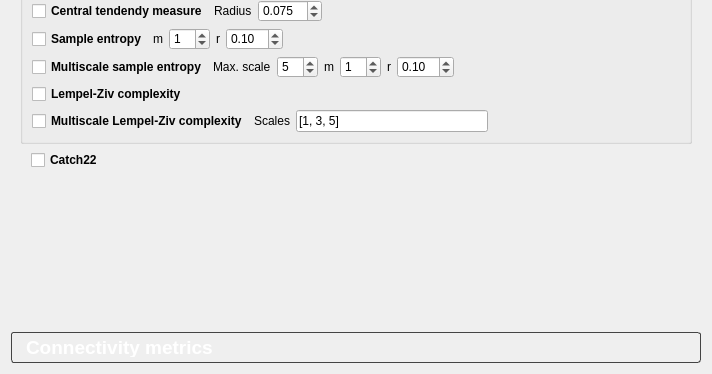
The window that eeg_features/parameters/view.ui (medusabci/medusa-analyzer) describes before a commit, drawn with Qt 5; both pictures show x 0 to 712 and y 465 to 839 of the 712 by 839 pixel window.
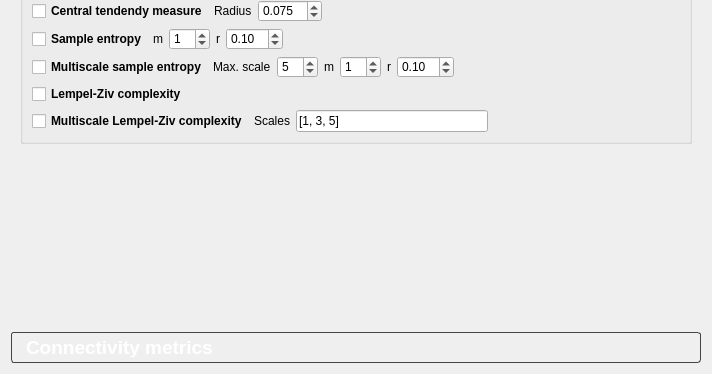
The same window after the commit.

Commit message: Catch22 removed, as it requires Microsoft Visual C++ 14 or greater and it worsen the usability of the Analyzer

```diff
--- a/eeg_features/parameters/view.ui
+++ b/eeg_features/parameters/view.ui
@@ -930,26 +930,6 @@
          </layout>
         </widget>
        </item>
-       <item>
-        <layout class="QHBoxLayout" name="horizontalLayout_21">
-         <property name="leftMargin">
-          <number>11</number>
-         </property>
-         <item>
-          <widget class="QCheckBox" name="catchCBox">
-           <property name="font">
-            <font>
-             <weight>75</weight>
-             <bold>true</bold>
-            </font>
-           </property>
-           <property name="text">
-            <string>Catch22</string>
-           </property>
-          </widget>
-         </item>
-        </layout>
-       </item>
        <item>
         <spacer name="verticalSpacer_2">
          <property name="orientation">
```
The commit also changes 2 other files.
